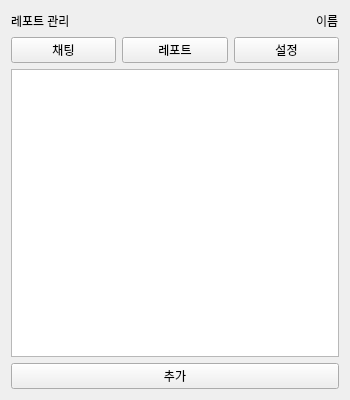
Old version of the form TA/report_manager.ui in the repository gnu-swta/Report_pro.
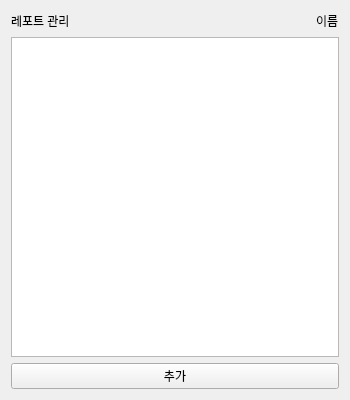
New version of the form.

The edit to the form file:
```diff
--- a/TA/report_manager.ui
+++ b/TA/report_manager.ui
@@ -45,35 +45,18 @@
      </item>
     </layout>
    </item>
-   <item>
-    <layout class="QHBoxLayout" name="horizontalLayout_2">
-     <item>
-      <widget class="QPushButton" name="chat">
-       <property name="text">
-        <string>채팅</string>
-       </property>
-      </widget>
-     </item>
-     <item>
-      <widget class="QPushButton" name="report">
-       <property name="text">
-        <string>레포트</string>
-       </property>
-      </widget>
-     </item>
-     <item>
-      <widget class="QPushButton" name="set">
-       <property name="text">
-        <string>설정</string>
-       </property>
-      </widget>
-     </item>
-    </layout>
-   </item>
    <item>
     <layout class="QHBoxLayout" name="horizontalLayout_4">
      <item>
-      <widget class="QListWidget" name="report_list"/>
+      <widget class="QListWidget" name="report_list">
+       <property name="font">
+        <font>
+         <weight>75</weight>
+         <italic>true</italic>
+         <bold>true</bold>
+        </font>
+       </property>
+      </widget>
      </item>
     </layout>
    </item>
```
